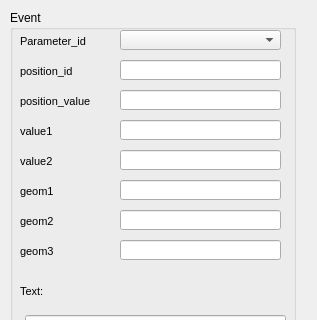
Giswater/giswater_qgis_plugin, file ui/event_ud_arc_rehabit.ui: the form before one commit; both pictures show x 0 to 317 and y 0 to 320 of the 317 by 538 pixel window.
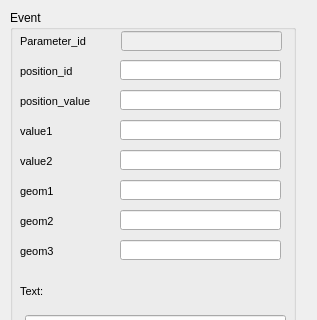
The form after the commit.

Commit message: Enhance event forms

```diff
--- a/ui/event_ud_arc_rehabit.ui
+++ b/ui/event_ud_arc_rehabit.ui
@@ -72,7 +72,7 @@
      <rect>
       <x>10</x>
       <y>20</y>
-      <width>90</width>
+      <width>97</width>
       <height>22</height>
      </rect>
     </property>
@@ -192,16 +192,6 @@
      <number>3</number>
     </property>
    </widget>
-   <widget class="QComboBox" name="parameter_id">
-    <property name="geometry">
-     <rect>
-      <x>110</x>
-      <y>20</y>
-      <width>161</width>
-      <height>20</height>
-     </rect>
-    </property>
-   </widget>
    <widget class="QLineEdit" name="value2">
     <property name="geometry">
      <rect>
@@ -525,6 +515,22 @@
      <string>View gallery</string>
     </property>
    </widget>
+   <widget class="QLineEdit" name="parameter_id">
+    <property name="enabled">
+     <bool>false</bool>
+    </property>
+    <property name="geometry">
+     <rect>
+      <x>111</x>
+      <y>21</y>
+      <width>161</width>
+      <height>20</height>
+     </rect>
+    </property>
+    <property name="frame">
+     <bool>true</bool>
+    </property>
+   </widget>
   </widget>
  </widget>
  <resources/>
```
The commit also changes 4 other files.
